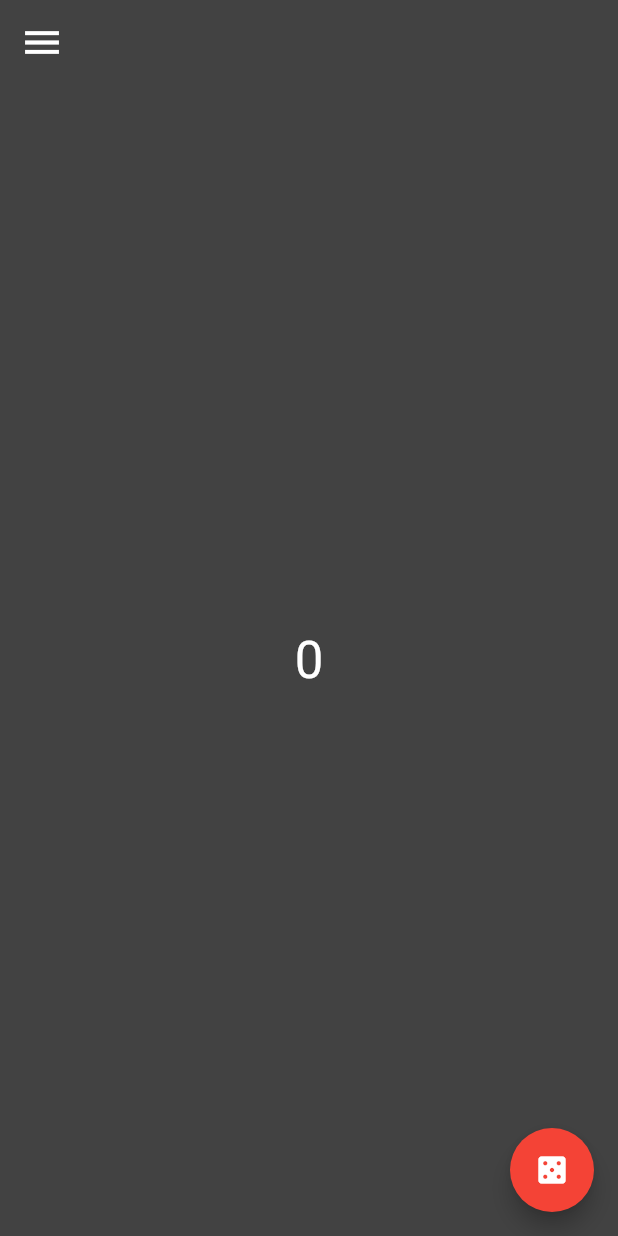
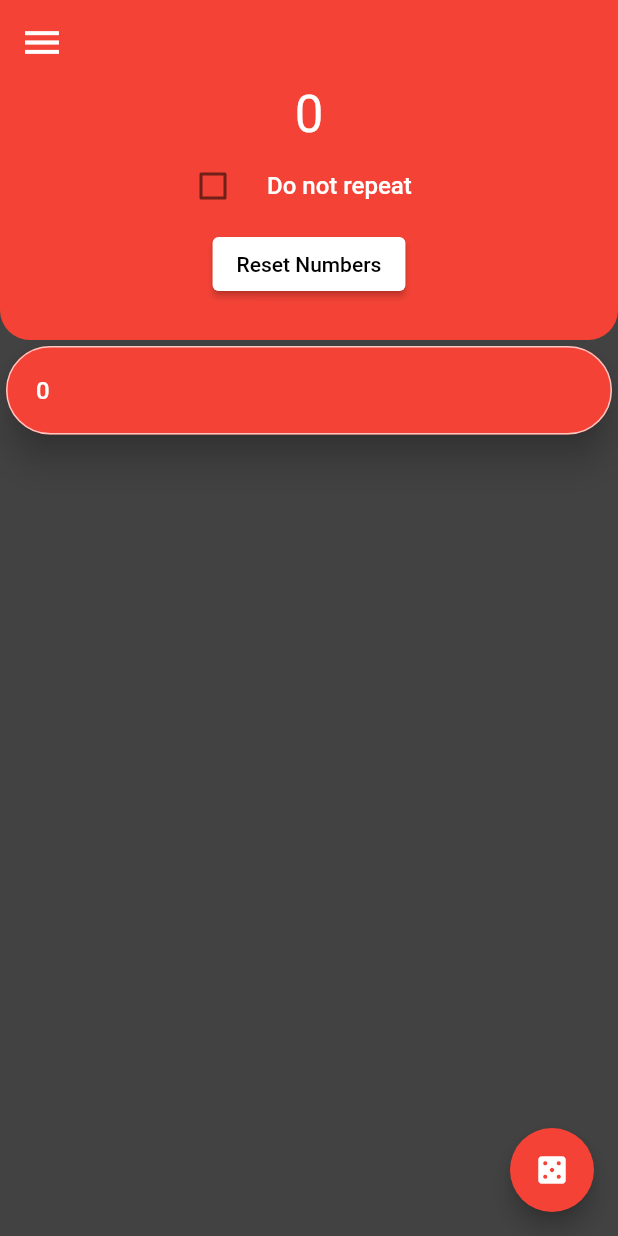
Before and after one commit to SymonRod/random_numbers, a Flutter app: the screen it shows after launch, on a phone screen of 412 x 824 dp. Run offline on Flutter 3.47's test engine with Material 2 defaults, Android fonts, the phone set to English and light mode, and no system bars; our stand-ins replace flutter_colorpicker.

Commit message:
Added "do not repeat" reset button and a list

```diff
--- a/lib/main.dart
+++ b/lib/main.dart
@@ -29,10 +29,10 @@ class MyHomePage extends StatefulWidget {
 }
 
 class _MyHomePageState extends State<MyHomePage> {
-  int _counter = 0;
-
   @override
   Widget build(BuildContext context) {
+    var currentColor = Provider.of<Data>(context).appMainColor;
+
     return SafeArea(
       child: Scaffold(
         drawer: Drawer(
@@ -68,23 +68,123 @@ class _MyHomePageState extends State<MyHomePage> {
           title: Row(
               // ignore: prefer_const_literals_to_create_immutables
               ),
-          backgroundColor: Colors.transparent,
+          backgroundColor: currentColor,
           elevation: 0,
         ),
         body: Center(
           child: Column(
             mainAxisAlignment: MainAxisAlignment.center,
             children: <Widget>[
-              Consumer<Data>(builder: (context, data, child) {
-                return Text(
-                  data.currentNumber.toString(),
-                  style: Theme.of(context).textTheme.headline4,
-                );
-              })
+              Expanded(
+                flex: 2,
+                child: Container(
+                  height: 200,
+                  decoration: BoxDecoration(
+                      color: currentColor,
+                      borderRadius: BorderRadius.only(
+                        bottomLeft: Radius.circular(20),
+                        bottomRight: Radius.circular(20),
+                      )),
+                  width: MediaQuery.of(context).size.width,
+                  child: Column(
+                    children: [
+                      Center(
+                        child: Consumer<Data>(
+                          builder: (context, data, child) {
+                            return Text(
+                              data.currentNumber.toString(),
+                              style: Theme.of(context).textTheme.headline4,
+                            );
+                          },
+                        ),
+                      ),
+                      Container(
+                        width: 200,
+                        child: Center(
+                          child: CheckboxListTile(
+                            title: Text(
+                              "Do not repeat",
+                              style: Theme.of(context).textTheme.bodyText1,
+                            ),
+                            controlAffinity: ListTileControlAffinity.leading,
+                            checkColor: Provider.of<Data>(context).appMainColor,
+                            activeColor: Colors.white,
+                            onChanged: (value) {
+                              Provider.of<Data>(
+                                context,
+                                listen: false,
+                              ).norepeat = value!;
+                            },
+                            value: Provider.of<Data>(context).norepeat,
+                          ),
+                        ),
+                      ),
+                      Container(
+                        child: Center(
+                          child: ElevatedButton(
+                            style: ElevatedButton.styleFrom(
+                              primary: Colors.white,
+                              shadowColor: Colors.black,
+                              enableFeedback: true,
+                            ),
+                            onPressed: Provider.of<Data>(
+                              context,
+                              listen: false,
+                            ).resetNumbers,
+                            child: Text(
+                              "Reset Numbers",
+                              style: TextStyle(color: Colors.black),
+                            ),
+                          ),
+                        ),
+                      )
+                    ],
+                  ),
+                ),
+              ),
+              Expanded(
+                flex: 7,
+                child: Container(
+                    child: Consumer<Data>(builder: (context, data, child) {
+                  List<Widget> radomNumers = [];
+
+                  for (int number in data.allNumbers.reversed) {
+                    radomNumers.add(Card(
+                      color: data.appMainColor,
+                      elevation: 10,
+                      shape: RoundedRectangleBorder(
+                        side: BorderSide(color: Colors.white70, width: 1),
+                        borderRadius: BorderRadius.circular(30),
+                      ),
+                      child: Container(
+                        padding: EdgeInsets.all(20),
+                        child: Text(
+                          number.toString(),
+                          style: Theme.of(context).textTheme.bodyText1,
+                        ),
+                      ),
+                    ));
+                    // Container(
+                    //   margin: EdgeInsets.all(5),
+                    //   padding: EdgeInsets.all(20),
+                    //   decoration: BoxDecoration(
+                    //       color: data.appMainColor,
+                    //       borderRadius: BorderRadius.circular(20)),
+                    //   child: Text(
+                    //     number.toString(),
+                    //     style: Theme.of(context).textTheme.bodyText1,
+                    //   ),
+                    // ));
+                  }
+
+                  return ListView(children: radomNumers);
+                })),
+              ),
             ],
           ),
         ),
         floatingActionButton: FloatingActionButton(
+          backgroundColor: currentColor,
           onPressed: () {
             Provider.of<Data>(context, listen: false).newRandom();
           },
@@ -106,14 +206,16 @@ class MainPage extends StatefulWidget {
 class _MainPageState extends State<MainPage> {
   @override
   Widget build(BuildContext context) {
-    var mainAppColor = Provider.of<Data>(context).appMainColor;
     var mainBgColor = Colors.grey.shade800;
 
     return MaterialApp(
       title: 'Random Numbers',
       theme: ThemeData(
         cardColor: Colors.white,
-        primarySwatch: Colors.red,
+        primaryColor: Provider.of<Data>(context).appMainColor,
+        appBarTheme: AppBarTheme(
+          color: Provider.of<Data>(context).appMainColor,
+        ),
         backgroundColor: mainBgColor,
         scaffoldBackgroundColor: mainBgColor,
         dialogBackgroundColor: mainBgColor,
@@ -124,7 +226,10 @@ class _MainPageState extends State<MainPage> {
             bodyText2: TextStyle(
               color: Colors.white,
             )),
-        inputDecorationTheme: InputDecorationTheme(),
+        inputDecorationTheme: InputDecorationTheme(
+          focusColor: Provider.of<Data>(context).appMainColor,
+          hoverColor: Provider.of<Data>(context).appMainColor,
+        ),
       ),
       home: const MyHomePage(title: 'Flutter Demo Home Page'),
     );
--- a/lib/models/data.dart
+++ b/lib/models/data.dart
@@ -2,25 +2,67 @@ import 'package:flutter/material.dart';
 import 'dart:math';
 
 class Data with ChangeNotifier {
-  int _min = 33;
-  int _max = 66;
+  int _min = 0;
+  int _max = 100;
   int _currentNumber = 0;
   final Random _random = Random();
   Color _appMainColor = Colors.red;
+  bool _norepeat = false;
+  bool _noNumberLeft = false;
+
+  List<int> allNumbers = [
+    0,
+  ];
 
   void newRandom() {
     var pool = _max - _min;
-    _currentNumber = _min + _random.nextInt(pool);
+
+    if (allNumbers.length + 1 == pool && _norepeat) {
+      _noNumberLeft = true;
+      notifyListeners();
+      return;
+    }
+
+    int number;
+    allNumbers.add(_currentNumber);
+    number = _random.nextInt(pool);
+
+    if (_norepeat) {
+      while (true) {
+        var newNumber = true;
+        for (var numberInList in allNumbers) {
+          if (number == numberInList) {
+            newNumber = false;
+          }
+        }
+        if (newNumber) {
+          break;
+        }
+        number = _random.nextInt(pool);
+      }
+    }
+    _currentNumber = number;
     notifyListeners();
   }
 
   int get currentNumber => _currentNumber;
   int get min => _min;
   int get max => _max;
+  bool get norepeat => _norepeat;
   Color get appMainColor => _appMainColor;
+
+  void resetNumbers() {
+    allNumbers.clear();
+    notifyListeners();
+  }
 
   set appMainColor(Color color) {
     _appMainColor = color;
+    notifyListeners();
+  }
+
+  set norepeat(bool value) {
+    _norepeat = value;
     notifyListeners();
   }
 
--- a/lib/screen/settings.dart
+++ b/lib/screen/settings.dart
@@ -15,12 +15,13 @@ class Settings extends StatefulWidget {
 class _SettingsState extends State<Settings> {
   var minValueController = TextEditingController();
   var maxValueController = TextEditingController();
-  var currentColor = Colors.yellow;
 
   @override
   Widget build(BuildContext context) {
     minValueController.text = Provider.of<Data>(context).min.toString();
     maxValueController.text = Provider.of<Data>(context).max.toString();
+
+    var currentColor = Provider.of<Data>(context).appMainColor;
 
     return SafeArea(
       child: Scaffold(
```
